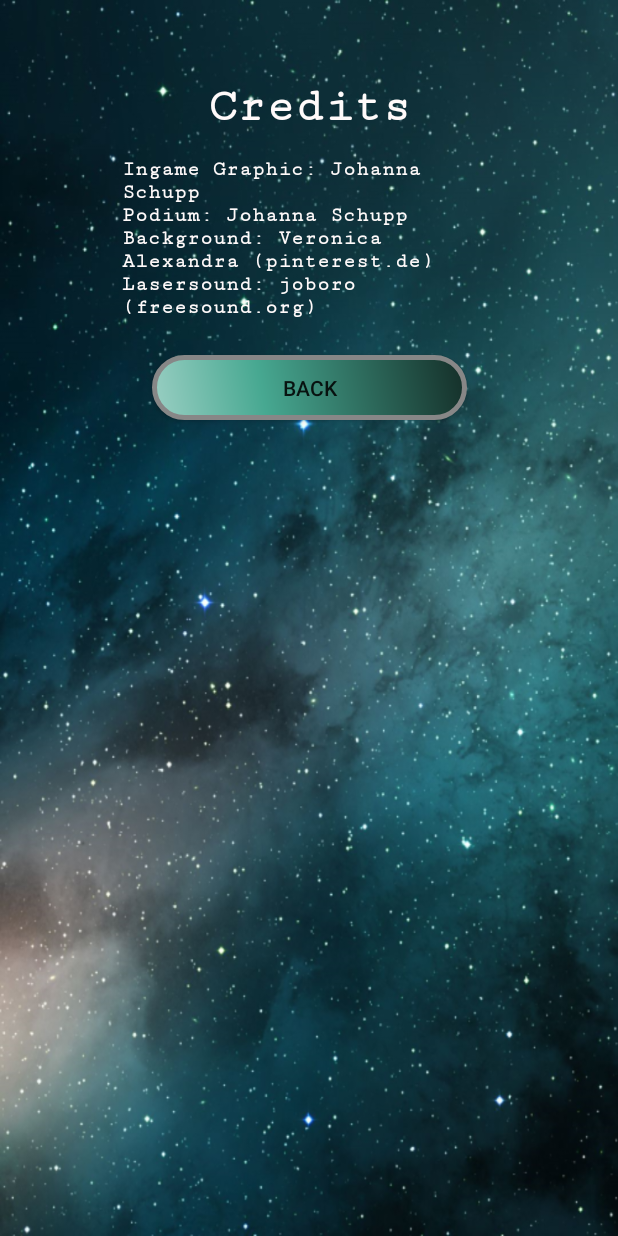
After one commit to TimScheifler/SpaceInvaders, an Android app: the CreditsActivity screen opened directly, with no data from a screen before it, on a phone screen of 412 x 824 dp. The commit adds this screen. Run offline under Robolectric (Android 15) with nearby library versions, the light colour scheme and no system bars.

Commit message:
Changes. Removed unneccessary stuff. - Added Credits

```diff
--- a/app/src/main/AndroidManifest.xml
+++ b/app/src/main/AndroidManifest.xml
@@ -23,6 +23,8 @@
             android:screenOrientation="portrait"/>
         <activity android:name="com.madproject.spaceinvaders.activities.HighscoreActivity"
             android:screenOrientation="portrait"/>
+        <activity android:name="com.madproject.spaceinvaders.activities.CreditsActivity"
+            android:screenOrientation="portrait"/>
     </application>
 
 </manifest>
--- /dev/null
+++ b/app/src/main/java/com/madproject/spaceinvaders/activities/CreditsActivity.java
@@ -0,0 +1,27 @@
+package com.madproject.spaceinvaders.activities;
+
+import android.app.Activity;
+import android.os.Bundle;
+import android.view.View;
+import android.widget.Button;
+
+import com.madproject.spaceinvaders.R;
+public class CreditsActivity extends Activity {
+
+    private Button backButton;
+
+    @Override
+    protected void onCreate(Bundle savedInstanceState) {
+        super.onCreate(savedInstanceState);
+        setContentView(R.layout.credits_activity);
+
+        backButton = (Button) findViewById(R.id.back_button);
+
+        backButton.setOnClickListener(new View.OnClickListener() {
+            @Override
+            public void onClick(View v) {
+                finish();
+            }
+        });
+    }
+}
--- a/app/src/main/java/com/madproject/spaceinvaders/activities/SpaceInvadersActivity.java
+++ b/app/src/main/java/com/madproject/spaceinvaders/activities/SpaceInvadersActivity.java
@@ -2,6 +2,7 @@ package com.madproject.spaceinvaders.activities;
 
 import android.app.Activity;
 import android.content.Intent;
+import android.graphics.Bitmap;
 import android.os.Bundle;
 import android.view.View;
 import android.widget.Button;
@@ -26,8 +27,9 @@ public class SpaceInvadersActivity extends Activity {
         setContentView(R.layout.activity_main);
 
         final Button startButton = findViewById(R.id.start_button);
-        Button settingsButton = findViewById(R.id.settings_button);
-        Button highscoreButton = findViewById(R.id.highscore_button);
+        final Button settingsButton = findViewById(R.id.settings_button);
+        final Button highscoreButton = findViewById(R.id.highscore_button);
+        final Button creditsButton = findViewById(R.id.credits_button);
 
         startButton.setOnClickListener(new View.OnClickListener(){
             @Override
@@ -47,6 +49,12 @@ public class SpaceInvadersActivity extends Activity {
                 startActivity(HighscoreActivity.class);
             }
         });
+        creditsButton.setOnClickListener(new View.OnClickListener() {
+            @Override
+            public void onClick(View v) {
+                startActivity(CreditsActivity.class);
+            }
+        });
     }
 
     private void startActivity(Class nextClass){
--- a/app/src/main/java/com/madproject/spaceinvaders/handler/SoundHandler.java
+++ b/app/src/main/java/com/madproject/spaceinvaders/handler/SoundHandler.java
@@ -8,9 +8,7 @@ import com.madproject.spaceinvaders.R;
 public class SoundHandler {
 
     private static SoundPool soundPool;
-    private static int explosionSound;
     private static int shootSound;
-    private static int gameOverSound;
 
     private SharedPreferencesHandler sharedPreferencesHandler;
 
@@ -21,17 +19,11 @@ public class SoundHandler {
         sharedPreferencesHandler = new SharedPreferencesHandler(context);
 
         shootSound = soundPool.load(context, R.raw.laser,1);
-        explosionSound = soundPool.load(context, R.raw.explosion, 2);
     }
 
     public void playShootSound(){
         if(isSoundActivated())
             playSound(shootSound);
-    }
-
-    public void playExplosionSound(){
-        if(isSoundActivated())
-            playSound(explosionSound);
     }
 
     private void playSound(int sound){
--- a/app/src/main/res/layout/credits_activity.xml
+++ b/app/src/main/res/layout/credits_activity.xml
@@ -1,6 +1,54 @@
 <?xml version="1.0" encoding="utf-8"?>
-<LinearLayout xmlns:android="http://schemas.android.com/apk/res/android"
-    android:orientation="vertical" android:layout_width="match_parent"
-    android:layout_height="match_parent">
+<androidx.constraintlayout.widget.ConstraintLayout xmlns:android="http://schemas.android.com/apk/res/android"
+    xmlns:app="http://schemas.android.com/apk/res-auto"
+    xmlns:tools="http://schemas.android.com/tools"
+    android:layout_width="match_parent"
+    android:layout_height="match_parent"
+    android:background="@drawable/space"
+    android:focusable="true"
+    android:focusableInTouchMode="true"
+    tools:context="com.madproject.spaceinvaders.activities.SpaceInvadersActivity">
 
-</LinearLayout>
+    <TextView
+        android:id="@+id/textView"
+        android:layout_width="wrap_content"
+        android:layout_height="wrap_content"
+        android:layout_marginTop="67dp"
+        android:layout_marginBottom="30dp"
+        android:textStyle="bold"
+        android:text="@string/credits"
+        android:fontFamily="serif-monospace"
+        android:textColor="@color/colorSnow"
+        android:textSize="32sp"
+        app:layout_constraintBottom_toTopOf="@+id/textView2"
+        app:layout_constraintEnd_toEndOf="parent"
+        app:layout_constraintStart_toStartOf="parent"
+        app:layout_constraintTop_toTopOf="parent" />
+
+    <TextView
+        android:id="@+id/textView2"
+        android:layout_width="250dp"
+        android:layout_height="wrap_content"
+        android:layout_marginTop="67dp"
+        android:layout_marginBottom="30dp"
+        android:textStyle="bold"
+        android:text="Ingame Graphic: Johanna Schupp\nPodium: Johanna Schupp\nBackground: Veronica Alexandra (pinterest.de)\nLasersound: joboro (freesound.org)"
+        android:fontFamily="serif-monospace"
+        android:textColor="@color/colorSnow"
+        app:layout_constraintBottom_toTopOf="parent"
+        app:layout_constraintEnd_toEndOf="parent"
+        app:layout_constraintStart_toStartOf="parent"
+        app:layout_constraintTop_toBottomOf="@id/back_button" />
+
+    <Button
+        android:id="@+id/back_button"
+        android:layout_width="210dp"
+        android:layout_height="43dp"
+        android:layout_marginTop="24dp"
+        android:text="@string/back"
+        android:background="@drawable/default_button"
+        app:layout_constraintEnd_toEndOf="parent"
+        app:layout_constraintStart_toStartOf="parent"
+        app:layout_constraintTop_toBottomOf="@+id/textView2" />
+
+</androidx.constraintlayout.widget.ConstraintLayout>
```
Also changed, not shown: 1 other file.
